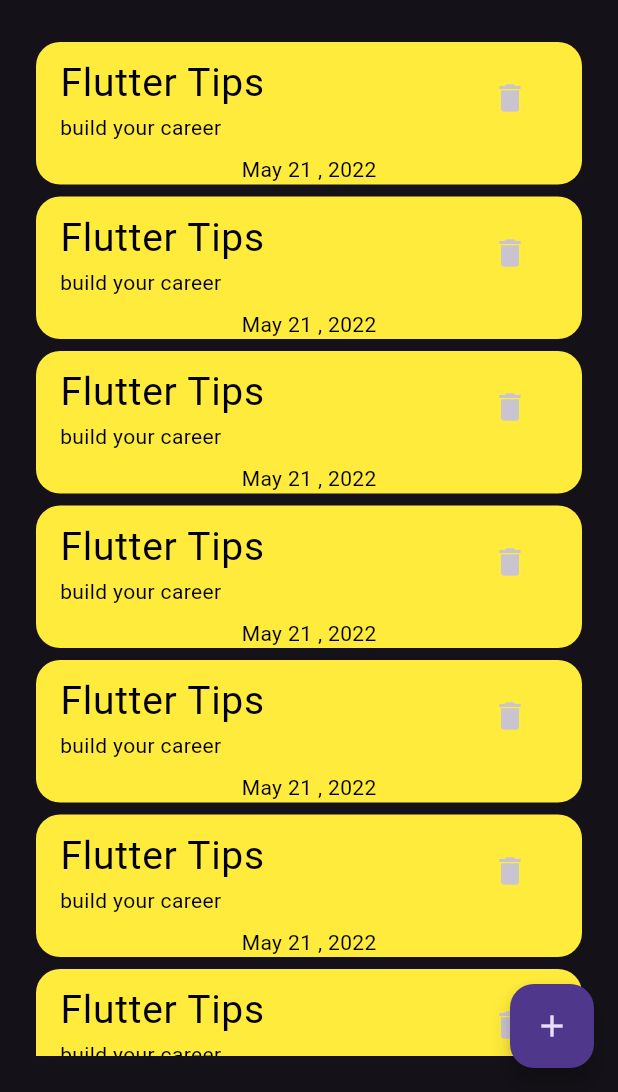
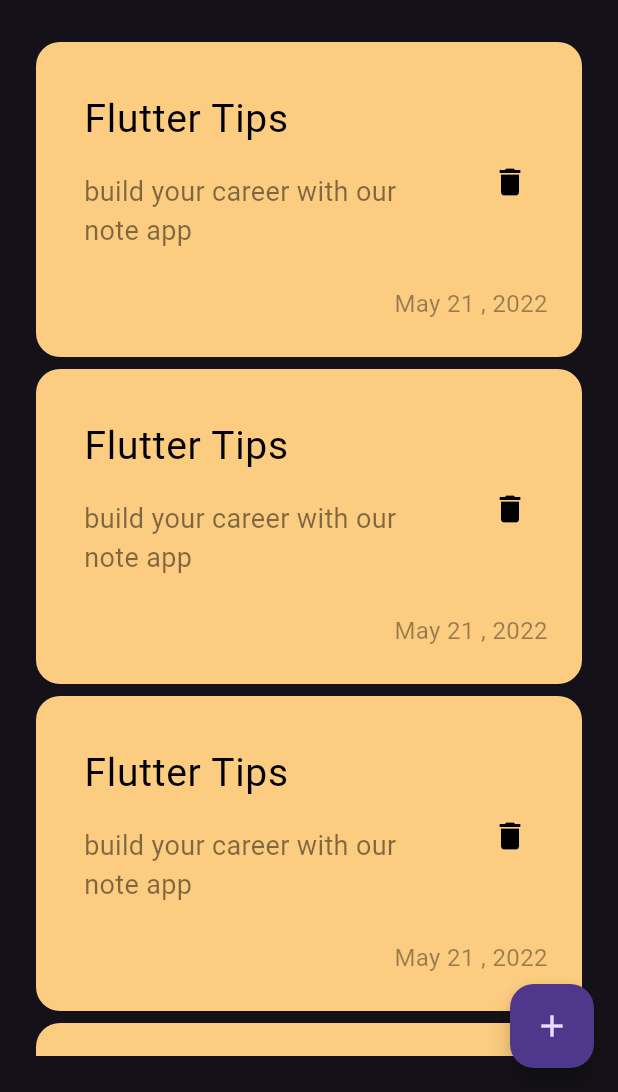
Before and after one commit to boshraelameer/flutter_notes_app, a Flutter app: the screen it shows after launch, on a phone screen of 412 x 824 dp, the part 144-1236 px from its top. Run offline on Flutter 3.47's test engine with Material 3 defaults, Android fonts, the phone set to English and light mode, and no system bars.

Commit message:
create edit note

```diff
--- a/lib/main.dart
+++ b/lib/main.dart
@@ -11,6 +11,7 @@ class MainApp extends StatelessWidget {
   @override
   Widget build(BuildContext context) {
     return MaterialApp(
+      debugShowCheckedModeBanner: false,
       theme: ThemeData(
         brightness: Brightness.dark,
         // fontFamily: 'assets/fonts/Poppins-Regular.ttf',
--- /dev/null
+++ b/lib/view/edit_note_view.dart
@@ -0,0 +1,13 @@
+import 'package:flutter/material.dart';
+import 'package:notes_app/view/widgets/edit_note_view_body.dart';
+
+class EditNoteView extends StatelessWidget {
+  const EditNoteView({super.key});
+
+  @override
+  Widget build(BuildContext context) {
+    return const Scaffold(
+      body: EditNoteViewBody(),
+    );
+  }
+}
--- /dev/null
+++ b/lib/view/widgets/edit_note_view_body.dart
@@ -0,0 +1,10 @@
+import 'package:flutter/material.dart';
+
+class EditNoteViewBody extends StatelessWidget {
+  const EditNoteViewBody({super.key});
+
+  @override
+  Widget build(BuildContext context) {
+    return Container();
+  }
+}
--- a/lib/view/widgets/note_item.dart
+++ b/lib/view/widgets/note_item.dart
@@ -1,13 +1,26 @@
 import 'package:flutter/material.dart';
+import 'package:notes_app/view/edit_note_view.dart';
 
 class NoteItem extends StatelessWidget {
   const NoteItem({super.key});
 
   @override
   Widget build(BuildContext context) {
-    return Container(
+    return GestureDetector(
+      onTap: () {
+        Navigator.push(context, MaterialPageRoute(builder: (context) {
+          return const EditNoteView();
+        }));
+      },
+      child: Container(
+        padding: const EdgeInsets.only(
+          top: 24,
+          bottom: 24,
+          left: 16,
+        ),
         decoration: BoxDecoration(
-          color: Colors.yellow, borderRadius: BorderRadius.circular(16)),
+            color: const Color.fromARGB(255, 252, 204, 128),
+            borderRadius: BorderRadius.circular(16)),
         child: Column(
           mainAxisAlignment: MainAxisAlignment.end,
           children: [
@@ -16,18 +29,34 @@ class NoteItem extends StatelessWidget {
                 'Flutter Tips',
                 style: TextStyle(color: Colors.black, fontSize: 26),
               ),
-            subtitle: const Text(
-              'build your career',
-              style: TextStyle(color: Colors.black),
+              subtitle: Padding(
+                padding: const EdgeInsets.only(top: 16, bottom: 16),
+                child: Text(
+                  'build your career with our note app',
+                  style: TextStyle(
+                      color: Colors.black.withOpacity(.5), fontSize: 18),
                 ),
-            trailing:
-                IconButton(onPressed: () {}, icon: const Icon(Icons.delete)),
               ),
-          const Text(
+              trailing: IconButton(
+                  onPressed: () {},
+                  icon: const Icon(
+                    Icons.delete,
+                    color: Colors.black,
+                    size: 24,
+                  )),
+            ),
+            Padding(
+              padding: const EdgeInsets.only(left: 200),
+              child: Text(
                 'May 21 , 2022',
-            style: TextStyle(color: Colors.black),
+                style: TextStyle(
+                  color: Colors.black.withOpacity(.4),
+                  fontSize: 16,
+                ),
+              ),
             ),
           ],
+        ),
       ),
     );
   }
```
Lines whose indentation alone changed are shown as unchanged.
